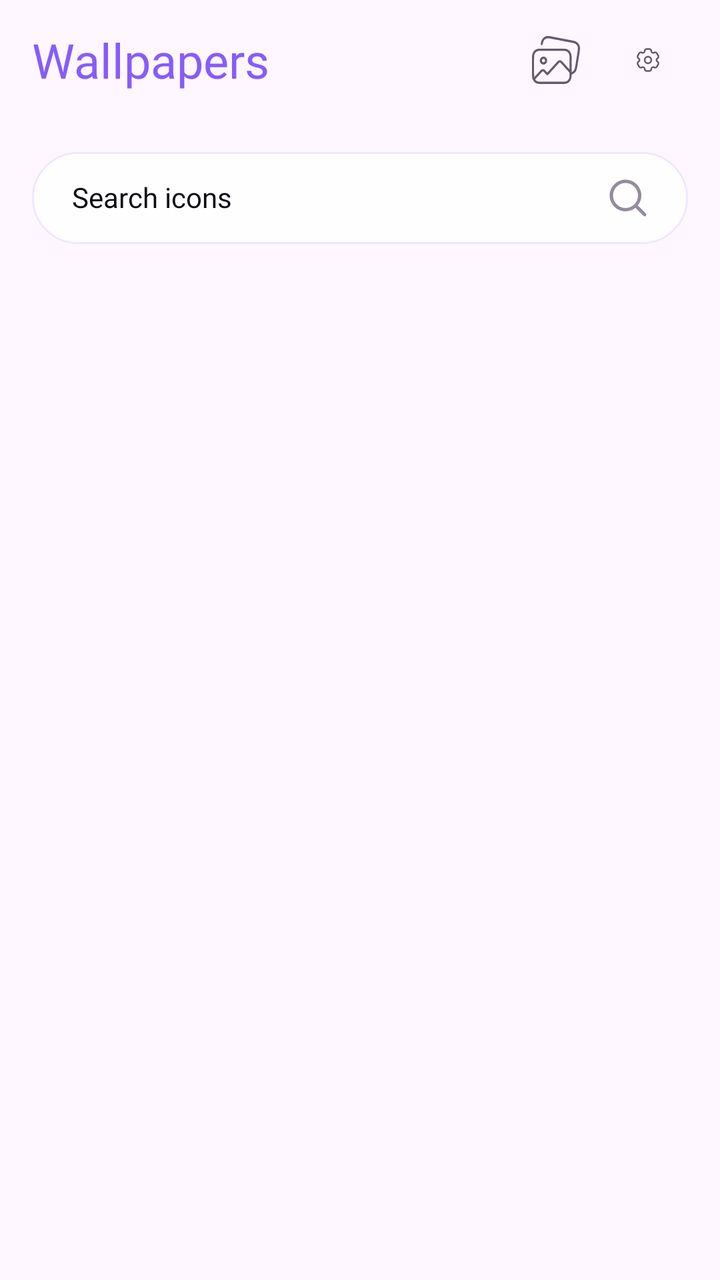
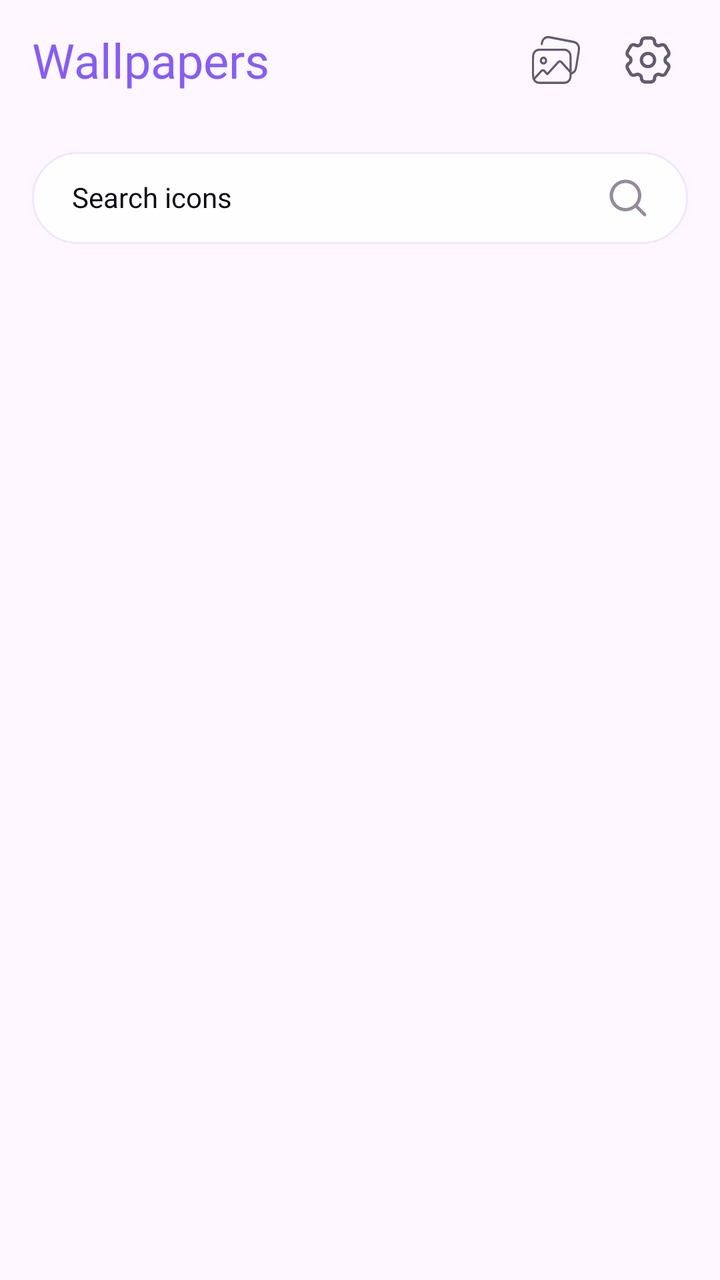

Before-and-after screenshots of an Android layout around one commit, followed by the original layout XML and the change that was made.
<!-- AndroidManifest.xml: application theme Theme.ThemeWallpaper -->
<!-- res/layout/fragment_icon.xml -->
<?xml version="1.0" encoding="utf-8"?>
<androidx.constraintlayout.widget.ConstraintLayout xmlns:android="http://schemas.android.com/apk/res/android"
    xmlns:app="http://schemas.android.com/apk/res-auto"
    xmlns:tools="http://schemas.android.com/tools"
    android:layout_width="match_parent"
    android:layout_height="match_parent"
    tools:context=".ui.home.fragment.icons.IconFragment">

    <include
        android:id="@+id/toolbar"
        layout="@layout/view_tool_bar"
        android:layout_width="match_parent"
        android:layout_height="wrap_content"
        app:layout_constraintTop_toTopOf="parent" />

    <androidx.appcompat.widget.AppCompatTextView
        android:id="@+id/edSearch"
        style="@style/CustomSearchView"
        android:layout_width="match_parent"
        android:layout_height="wrap_content"
        android:layout_margin="16dp"
        android:text="@string/search_icons"
        app:layout_constraintTop_toBottomOf="@id/toolbar" />

    <androidx.recyclerview.widget.RecyclerView
        android:id="@+id/rcvIcons"
        android:layout_width="match_parent"
        android:layout_height="0dp"
        android:orientation="vertical"
        android:layout_marginTop="8dp"
        android:paddingHorizontal="16dp"
        app:layoutManager="androidx.recyclerview.widget.LinearLayoutManager"
        app:layout_constraintBottom_toBottomOf="parent"
        app:layout_constraintTop_toBottomOf="@+id/edSearch"
        tools:listitem="@layout/item_icon" />

    <com.wavez.themewallpaper.ui.customview.ServerErrorView
        android:id="@+id/viewError"
        android:layout_width="match_parent"
        android:layout_height="0dp"
        android:background="@color/white"
        android:visibility="gone"
        app:layout_constraintBottom_toBottomOf="parent"
        app:layout_constraintTop_toBottomOf="@+id/toolbar" />

    <com.wavez.themewallpaper.ui.customview.ServerLoadingView
        android:id="@+id/viewLoading"
        android:layout_width="match_parent"
        android:layout_height="0dp"
        android:background="@color/white"
        android:visibility="gone"
        app:layout_constraintBottom_toBottomOf="parent"
        app:layout_constraintTop_toBottomOf="@+id/toolbar" />

</androidx.constraintlayout.widget.ConstraintLayout>
<!-- res/layout/view_tool_bar.xml (included above) -->
<?xml version="1.0" encoding="utf-8"?>
<LinearLayout xmlns:android="http://schemas.android.com/apk/res/android"
    android:layout_width="match_parent"
    android:layout_height="wrap_content"
    android:gravity="center"
    android:orientation="horizontal"
    android:paddingHorizontal="16dp"
    android:paddingVertical="10dp">

    <androidx.appcompat.widget.AppCompatTextView
        android:id="@+id/tvTitle"
        style="@style/NunitoExtraBold.24"
        android:layout_width="0dp"
        android:layout_height="wrap_content"
        android:layout_weight="1"
        android:ellipsize="end"
        android:maxLines="1"
        android:text="@string/wallpapers"
        android:textColor="@color/primary_high_em" />

    <androidx.appcompat.widget.AppCompatImageView
        android:id="@+id/btnMyGallery"
        android:layout_width="40dp"
        android:layout_height="40dp"
        android:layout_marginEnd="6dp"
        android:background="?selectableItemBackgroundBorderless"
        android:contentDescription="@string/my_gallery"
        android:padding="8dp"
        android:src="@drawable/ic_tab_gralley" />

    <androidx.appcompat.widget.AppCompatImageView
        android:id="@+id/btnSetting"
        android:layout_width="40dp"
        android:layout_height="40dp"
        android:background="?selectableItemBackgroundBorderless"
        android:padding="8dp"
        android:src="@drawable/ic_setting" />


</LinearLayout>
<!-- res/layout/item_icon.xml (included above) -->
<?xml version="1.0" encoding="utf-8"?>
<androidx.constraintlayout.widget.ConstraintLayout xmlns:android="http://schemas.android.com/apk/res/android"
    xmlns:app="http://schemas.android.com/apk/res-auto"
    android:layout_width="match_parent"
    android:layout_height="wrap_content"
    android:layout_marginVertical="12dp"
    android:orientation="vertical">

    <LinearLayout
        android:id="@+id/viewContent"
        android:layout_width="match_parent"
        android:layout_height="wrap_content"
        android:orientation="vertical"
        app:layout_constraintTop_toTopOf="parent">

        <LinearLayout
            android:layout_width="match_parent"
            android:layout_height="wrap_content"
            android:gravity="center_vertical"
            android:orientation="horizontal">

            <androidx.appcompat.widget.AppCompatTextView
                android:id="@+id/tvName"
                style="@style/NunitoMedium.16"
                android:layout_width="0dp"
                android:layout_height="wrap_content"
                android:layout_weight="1"
                android:textColor="@color/textHighEm" />

            <androidx.appcompat.widget.AppCompatTextView
                android:id="@+id/tvViewAll"
                style="@style/NunitoMedium.14"
                android:layout_width="wrap_content"
                android:layout_height="wrap_content"
                android:textColor="@color/primary_med_em"
                android:drawableEnd="@drawable/ic_arow_right"
                android:gravity="center_vertical"
                android:text="@string/view_all" />
        </LinearLayout>

        <com.google.android.material.imageview.ShapeableImageView
            android:id="@+id/ivImage"
            android:layout_width="match_parent"
            android:layout_height="@dimen/_150sdp"
            android:layout_marginTop="8dp"
            android:scaleType="centerCrop"
            android:src="@mipmap/ic_launcher"
            app:shapeAppearance="@style/round_img_16" />

    </LinearLayout>

    <include
        android:id="@+id/viewLoading"
        layout="@layout/view_image_loading"
        android:layout_width="0dp"
        android:layout_height="0dp"
        android:visibility="gone"
        app:layout_constraintBottom_toBottomOf="@id/viewContent"
        app:layout_constraintEnd_toEndOf="@id/viewContent"
        app:layout_constraintStart_toStartOf="@id/viewContent"
        app:layout_constraintTop_toTopOf="@id/viewContent" />
</androidx.constraintlayout.widget.ConstraintLayout>
<!-- res/layout/view_image_loading.xml (included above) -->
<?xml version="1.0" encoding="utf-8"?>
<LinearLayout xmlns:android="http://schemas.android.com/apk/res/android"
    android:layout_width="match_parent"
    android:layout_height="match_parent"
    android:background="@drawable/bg_wallpaper_loading"
    android:gravity="center"
    android:orientation="vertical">

    <LinearLayout
        android:id="@+id/loadingGroup"
        android:layout_width="wrap_content"
        android:layout_height="wrap_content"
        android:gravity="center"
        android:orientation="vertical">

        <ProgressBar
            android:id="@+id/progressLoading"
            style="?android:attr/progressBarStyleSmall"
            android:layout_width="28dp"
            android:layout_height="28dp"
            android:indeterminate="true"
            android:indeterminateTint="@color/primary_high_em" />

        <androidx.appcompat.widget.AppCompatTextView
            style="@style/NunitoMedium.12"
            android:layout_width="wrap_content"
            android:layout_height="wrap_content"
            android:layout_marginTop="8dp"
            android:text="@string/loading"
            android:textColor="@color/text_med_em" />

    </LinearLayout>

    <LinearLayout
        android:id="@+id/errorGroup"
        android:layout_width="wrap_content"
        android:layout_height="wrap_content"
        android:clickable="true"
        android:focusable="true"
        android:foreground="?attr/selectableItemBackgroundBorderless"
        android:gravity="center"
        android:orientation="vertical"
        android:padding="8dp"
        android:visibility="gone">

        <androidx.appcompat.widget.AppCompatImageView
            android:id="@+id/ivReload"
            android:layout_width="32dp"
            android:layout_height="32dp"
            android:src="@drawable/ic_reload" />

        <androidx.appcompat.widget.AppCompatTextView
            style="@style/NunitoMedium.12"
            android:layout_width="wrap_content"
            android:layout_height="wrap_content"
            android:layout_marginTop="6dp"
            android:text="@string/reload"
            android:textColor="@color/text_med_em" />

    </LinearLayout>

</LinearLayout>
<!-- resources referenced by this layout -->
<resources>
  <color name="primary_high_em">#865CFA</color>
  <color name="primary_med_em">#865CFA</color>
  <color name="textHighEm">#0D0A11</color>
  <color name="text_med_em">#635B6D</color>
  <color name="white">#FFFFFFFF</color>
  <dimen name="_150sdp">150dp</dimen>
  <!-- drawable bg_wallpaper_loading (drawable) -->
  <?xml version="1.0" encoding="utf-8"?>
  <shape xmlns:android="http://schemas.android.com/apk/res/android">
      <corners android:radius="12dp" />
      <solid android:color="@color/outline_base_em" />
  </shape>
  <!-- drawable ic_setting (drawable) -->
  <vector xmlns:android="http://schemas.android.com/apk/res/android"
      android:width="40dp"
      android:height="40dp"
      android:viewportWidth="40"
      android:viewportHeight="40">
      <path
          android:fillColor="#FF635B6D"
          android:fillType="evenOdd"
          android:pathData="M20 16.56c-1.9 0-3.44 1.54-3.44 3.44s1.54 3.44 3.44 3.44 3.44-1.54 3.44-3.44-1.54-3.44-3.44-3.44ZM17.94 20c0-1.14 0.92-2.06 2.06-2.06 1.14 0 2.06 0.92 2.06 2.06 0 1.14-0.92 2.06-2.06 2.06-1.14 0-2.06-0.92-2.06-2.06Z"/>
      <path
          android:fillColor="#FF635B6D"
          android:fillType="evenOdd"
          android:pathData="M11.75 20.8c-1.1 0.64-1.47 2.04-0.84 3.14l1.14 1.97c0.63 1.1 2.04 1.48 3.14 0.84 0.6-0.35 1.38 0.1 1.38 0.8 0 1.27 1.02 2.3 2.3 2.3h2.27c1.27 0 2.3-1.03 2.3-2.3 0-0.7 0.76-1.15 1.37-0.8 1.1 0.64 2.5 0.26 3.14-0.84l1.14-1.97c0.63-1.1 0.26-2.5-0.84-3.14-0.62-0.35-0.62-1.25 0-1.6 1.1-0.64 1.47-2.04 0.84-3.14l-1.14-1.97c-0.63-1.1-2.04-1.48-3.14-0.84-0.6 0.35-1.38-0.1-1.38-0.8 0-1.27-1.02-2.3-2.3-2.3h-2.27c-1.27 0-2.3 1.03-2.3 2.3 0 0.7-0.76 1.15-1.37 0.8-1.1-0.64-2.5-0.26-3.14 0.84l-1.14 1.97c-0.63 1.1-0.26 2.5 0.84 3.14 0.62 0.35 0.62 1.25 0 1.6Zm0.35 2.45c-0.25-0.44-0.1-1 0.34-1.26 1.53-0.88 1.53-3.1 0-3.98-0.44-0.26-0.6-0.82-0.34-1.26l1.14-1.98c0.25-0.44 0.82-0.59 1.26-0.33 1.53 0.88 3.44-0.23 3.44-2 0-0.5 0.42-0.92 0.92-0.92h2.28c0.5 0 0.92 0.41 0.92 0.93 0 1.76 1.91 2.87 3.44 1.99 0.44-0.26 1-0.1 1.26 0.33l1.14 1.98c0.25 0.44 0.1 1-0.34 1.26-1.53 0.88-1.53 3.1 0 3.98 0.44 0.26 0.6 0.82 0.34 1.26l-1.14 1.98c-0.25 0.44-0.82 0.59-1.26 0.33-1.53-0.88-3.44 0.23-3.44 2 0 0.5-0.42 0.92-0.92 0.92h-2.28c-0.5 0-0.92-0.41-0.92-0.93 0-1.76-1.91-2.87-3.44-1.99-0.44 0.26-1 0.1-1.26-0.33l-1.14-1.98Z"/>
  </vector>
  <string name="loading">Loading…</string>
  <string name="my_gallery">My Gallery</string>
  <string name="reload">Reload</string>
  <string name="search_icons">Search icons</string>
  <string name="view_all">View all</string>
  <string name="wallpapers">Wallpapers</string>
  <style name="NunitoExtraBold.24" parent="NunitoExtraBold">
          <item name="android:textSize">24sp</item>
      </style>
  <style name="NunitoMedium.12" parent="NunitoMedium">
          <item name="android:textSize">12sp</item>
      </style>
  <style name="NunitoMedium.14" parent="NunitoMedium">
          <item name="android:textSize">14sp</item>
      </style>
  <style name="NunitoMedium.16" parent="NunitoMedium">
          <item name="android:textSize">16sp</item>
      </style>
  <style name="round_img_16">
          <item name="cornerSize">16dp</item>
      </style>
  <style name="Theme.ThemeWallpaper" parent="Base.Theme.P67ControllerWidget" />
  <color name="outline_base_em">#F5F4F6</color>
  <color name="ic_launcher_background">#D7BEFC</color>
  <color name="text_high_em">#0D0A11</color>
  <color name="text_low_em">#8C929C</color>
  <style name="NunitoExtraBold" parent="NunitoBase">
          <item name="android:fontFamily">@font/nunito_extra_bold</item>
      </style>
  <style name="NunitoMedium" parent="NunitoBase">
          <item name="android:fontFamily">@font/nunito_medium</item>
      </style>
  <style name="NunitoBase">
          <item name="android:fontFamily">@font/nunito</item>
      </style>
  <!-- unchanged entries left out for length: 8 -->
</resources>

<!-- the commit's change to res/layout/fragment_icon.xml (unified diff, before → after) -->
@@ -38,7 +38,7 @@
         android:id="@+id/viewError"
         android:layout_width="match_parent"
         android:layout_height="0dp"
-        android:background="@color/white"
+        android:background="@color/transparent"
         android:visibility="gone"
         app:layout_constraintBottom_toBottomOf="parent"
         app:layout_constraintTop_toBottomOf="@+id/toolbar" />
@@ -47,7 +47,7 @@
         android:id="@+id/viewLoading"
         android:layout_width="match_parent"
         android:layout_height="0dp"
-        android:background="@color/white"
+        android:background="@color/transparent"
         android:visibility="gone"
         app:layout_constraintBottom_toBottomOf="parent"
         app:layout_constraintTop_toBottomOf="@+id/toolbar" />
@@ -89,7 +89,6 @@
         android:layout_width="40dp"
         android:layout_height="40dp"
         android:background="?selectableItemBackgroundBorderless"
-        android:padding="8dp"
         android:src="@drawable/ic_setting" />
 
 
<!-- resource entries referenced after the edit -->
@@ -4,6 +4,7 @@
   <color name="primary_med_em">#865CFA</color>
   <color name="textHighEm">#0D0A11</color>
   <color name="text_med_em">#635B6D</color>
+  <color name="transparent">#00FFFFFF</color>
   <color name="white">#FFFFFFFF</color>
   <dimen name="_150sdp">150dp</dimen>
   <!-- drawable bg_wallpaper_loading (drawable) -->
@@ -18,6 +19,11 @@
       android:height="40dp"
       android:viewportWidth="40"
       android:viewportHeight="40">
+      <group
+          android:pivotX="20"
+          android:pivotY="20"
+          android:scaleX="1.2"
+          android:scaleY="1.2">
       <path
           android:fillColor="#FF635B6D"
           android:fillType="evenOdd"
@@ -26,6 +32,7 @@
           android:fillColor="#FF635B6D"
           android:fillType="evenOdd"
           android:pathData="M11.75 20.8c-1.1 0.64-1.47 2.04-0.84 3.14l1.14 1.97c0.63 1.1 2.04 1.48 3.14 0.84 0.6-0.35 1.38 0.1 1.38 0.8 0 1.27 1.02 2.3 2.3 2.3h2.27c1.27 0 2.3-1.03 2.3-2.3 0-0.7 0.76-1.15 1.37-0.8 1.1 0.64 2.5 0.26 3.14-0.84l1.14-1.97c0.63-1.1 0.26-2.5-0.84-3.14-0.62-0.35-0.62-1.25 0-1.6 1.1-0.64 1.47-2.04 0.84-3.14l-1.14-1.97c-0.63-1.1-2.04-1.48-3.14-0.84-0.6 0.35-1.38-0.1-1.38-0.8 0-1.27-1.02-2.3-2.3-2.3h-2.27c-1.27 0-2.3 1.03-2.3 2.3 0 0.7-0.76 1.15-1.37 0.8-1.1-0.64-2.5-0.26-3.14 0.84l-1.14 1.97c-0.63 1.1-0.26 2.5 0.84 3.14 0.62 0.35 0.62 1.25 0 1.6Zm0.35 2.45c-0.25-0.44-0.1-1 0.34-1.26 1.53-0.88 1.53-3.1 0-3.98-0.44-0.26-0.6-0.82-0.34-1.26l1.14-1.98c0.25-0.44 0.82-0.59 1.26-0.33 1.53 0.88 3.44-0.23 3.44-2 0-0.5 0.42-0.92 0.92-0.92h2.28c0.5 0 0.92 0.41 0.92 0.93 0 1.76 1.91 2.87 3.44 1.99 0.44-0.26 1-0.1 1.26 0.33l1.14 1.98c0.25 0.44 0.1 1-0.34 1.26-1.53 0.88-1.53 3.1 0 3.98 0.44 0.26 0.6 0.82 0.34 1.26l-1.14 1.98c-0.25 0.44-0.82 0.59-1.26 0.33-1.53-0.88-3.44 0.23-3.44 2 0 0.5-0.42 0.92-0.92 0.92h-2.28c-0.5 0-0.92-0.41-0.92-0.93 0-1.76-1.91-2.87-3.44-1.99-0.44 0.26-1 0.1-1.26-0.33l-1.14-1.98Z"/>
+      </group>
   </vector>
   <string name="loading">Loading…</string>
   <string name="my_gallery">My Gallery</string>
